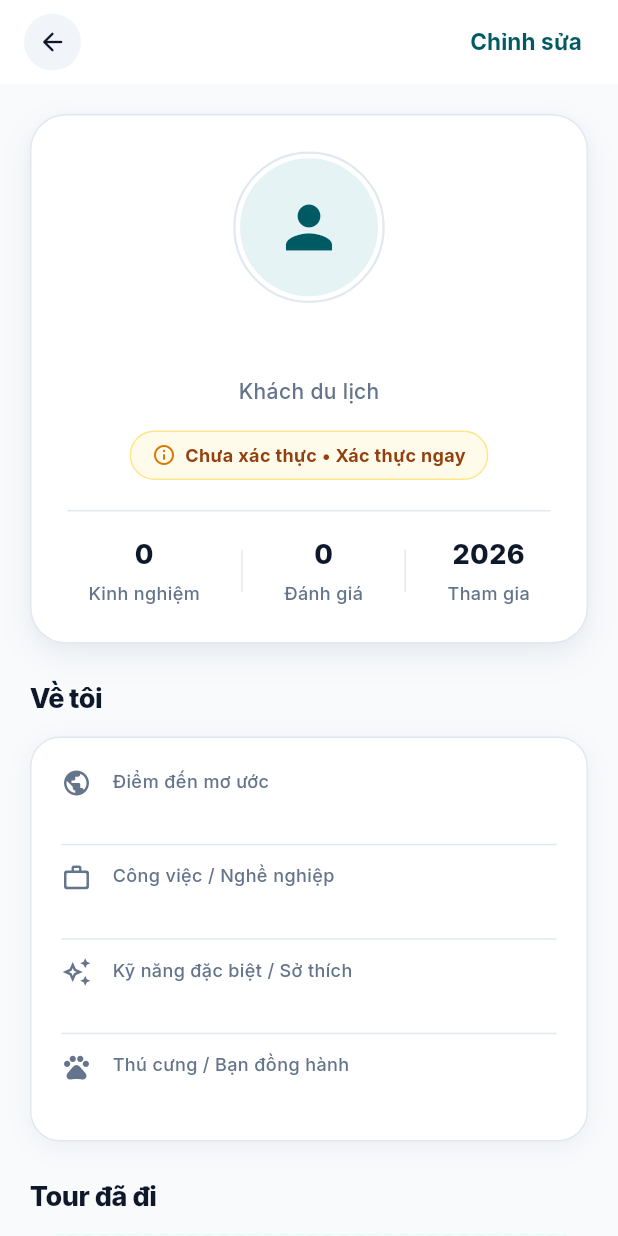
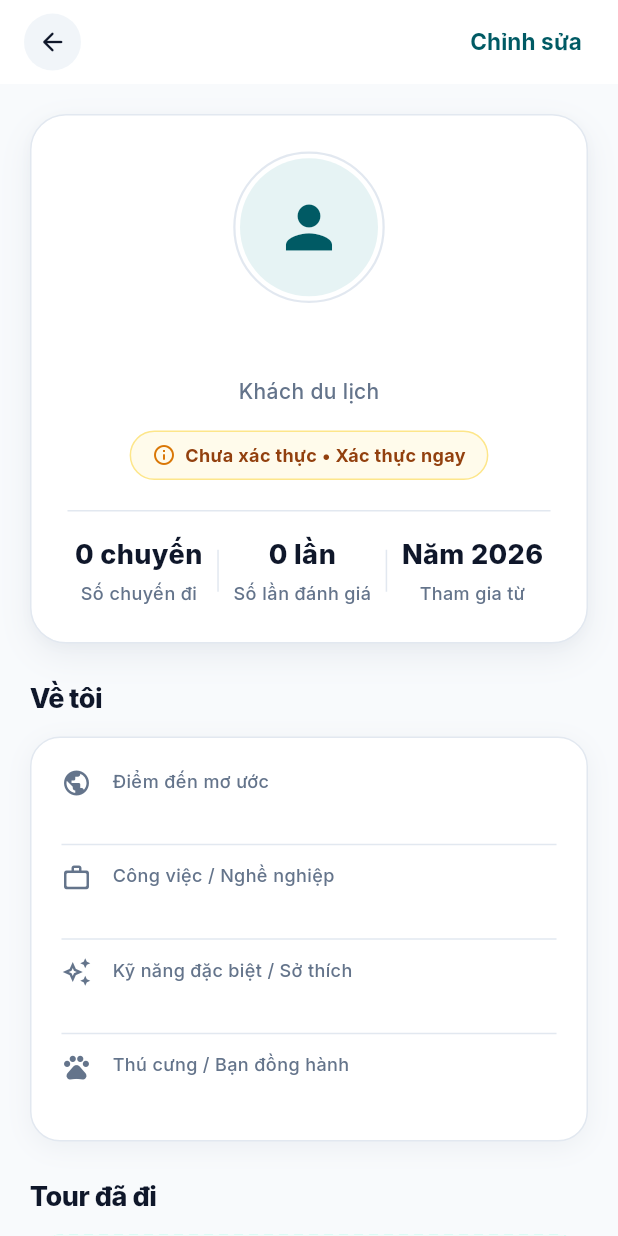
Before and after one commit to VuaCoder/Tripin, a Flutter app: the UserProfileDetailScreen screen opened directly with empty values, on a phone screen of 412 x 824 dp. Run offline on Flutter 3.47's test engine with Material 3 defaults, Android fonts, the phone set to English and light mode, and no system bars; our stand-ins replace app_links, cached_network_image, dio, equatable, flutter_bloc, flutter_local_notifications and 8 more; missing offline and left inert: gal, mobile_scanner; accounts and stored records are empty; network calls fail.

Commit message:
feat(mobile): tailor profile stats for traveler (trips, reviews) and tour guide (completed tours, join date, rating)

```diff
--- a/mobile/lib/features/profile/screens/user_profile_detail_screen.dart
+++ b/mobile/lib/features/profile/screens/user_profile_detail_screen.dart
@@ -8,6 +8,7 @@ import '../../../core/network/api_client.dart';
 import '../../auth/screens/verify_otp_screen.dart';
 import '../../bookings/bloc/booked_trips_repository.dart';
 import '../../bookings/models/booking_models.dart';
+import '../../earnings/api/earnings_api.dart';
 import '../bloc/profile_bloc.dart';
 import '../bloc/profile_event.dart';
 import '../bloc/profile_state.dart';
@@ -27,6 +28,7 @@ class _UserProfileDetailScreenState extends State<UserProfileDetailScreen> {
   bool _isSendingOtp = false;
   int _tripsCount = 0;
   int _reviewsCount = 0;
+  int _guideCompletedToursCount = 7;
   List<BookingItem> _completedTrips = [];
   List<BookingItem> _reviewedTrips = [];
 
@@ -52,12 +54,21 @@ class _UserProfileDetailScreenState extends State<UserProfileDetailScreen> {
       final countOfTrips = completedTrips.isNotEmpty ? completedTrips.length : trips.length;
       final reviewedTrips = trips.where((t) => t.isReviewed || reviewedIds.contains(t.id) || reviewedIds.contains(t.bookingCode)).toList();
 
+      var guideTours = 7;
+      try {
+        final earnings = await DioEarningsApi().fetchSummary();
+        if (earnings.count > 0) {
+          guideTours = earnings.count;
+        }
+      } catch (_) {}
+
       if (mounted) {
         setState(() {
           _tripsCount = countOfTrips;
           _reviewsCount = reviewedTrips.length;
           _completedTrips = completedTrips;
           _reviewedTrips = reviewedTrips;
+          _guideCompletedToursCount = guideTours;
         });
       }
     } catch (_) {}
@@ -353,35 +364,45 @@ class _UserProfileDetailScreenState extends State<UserProfileDetailScreen> {
                       const Divider(height: 1, color: AppColors.border),
                       const SizedBox(height: 16),
 
-                      // Stats Row: Chuyến đi & Đánh giá (Đồng bộ chuẩn ProfileScreen)
+                      // Stats Row: Đồng bộ theo đúng vai trò (Traveler vs Tour Guide)
                       Row(
                         mainAxisAlignment: MainAxisAlignment.spaceAround,
-                        children: [
+                        children: isGuide
+                            ? [
                                 _buildDetailStat(
-                            title: 'Kinh nghiệm',
-                            value: isGuide
-                                ? (currentUser.guideProfile?.experienceYears != null
-                                    ? '${currentUser.guideProfile!.experienceYears} năm'
-                                    : '5 năm')
-                                : '$_tripsCount',
+                                  title: 'Tour hoàn thành',
+                                  value: '$_guideCompletedToursCount tour',
                                 ),
                                 Container(height: 28, width: 1, color: AppColors.border),
                                 _buildDetailStat(
-                            title: isGuide ? 'Bắt đầu' : 'Đánh giá',
-                            value: isGuide
-                                ? (currentUser.createdAt != null
-                                    ? (currentUser.guideProfile?.experienceYears != null
-                                        ? '${currentUser.createdAt!.year - currentUser.guideProfile!.experienceYears!}'
-                                        : '${currentUser.createdAt!.year}')
-                                    : '2021')
-                                : '$_reviewsCount',
+                                  title: 'Tham gia từ',
+                                  value: currentUser.createdAt != null
+                                      ? 'Thg ${currentUser.createdAt!.month}/${currentUser.createdAt!.year}'
+                                      : 'Năm 2026',
                                 ),
                                 Container(height: 28, width: 1, color: AppColors.border),
                                 _buildDetailStat(
-                            title: 'Tham gia',
+                                  title: 'Số sao',
+                                  value: '4.9 ★',
+                                  valueColor: const Color(0xFFD97706),
+                                ),
+                              ]
+                            : [
+                                _buildDetailStat(
+                                  title: 'Số chuyến đi',
+                                  value: '$_tripsCount chuyến',
+                                ),
+                                Container(height: 28, width: 1, color: AppColors.border),
+                                _buildDetailStat(
+                                  title: 'Số lần đánh giá',
+                                  value: '$_reviewsCount lần',
+                                ),
+                                Container(height: 28, width: 1, color: AppColors.border),
+                                _buildDetailStat(
+                                  title: 'Tham gia từ',
                                   value: currentUser.createdAt != null
-                                ? currentUser.createdAt!.year.toString()
-                                : '2026',
+                                      ? 'Năm ${currentUser.createdAt!.year}'
+                                      : 'Năm 2026',
                                 ),
                               ],
                       ),
@@ -509,15 +530,16 @@ class _UserProfileDetailScreenState extends State<UserProfileDetailScreen> {
   Widget _buildDetailStat({
     required String title,
     required String value,
+    Color? valueColor,
   }) {
     return Column(
       children: [
         Text(
           value,
-          style: const TextStyle(
+          style: TextStyle(
             fontSize: 18,
             fontWeight: FontWeight.w800,
-            color: AppColors.textPrimary,
+            color: valueColor ?? AppColors.textPrimary,
           ),
         ),
         const SizedBox(height: 4),
```
Also changed, not shown: mobile/lib/features/profile/screens/profile_screen.dart (+37 -15 lines), 1 other file. Lines whose indentation alone changed are shown as unchanged.
